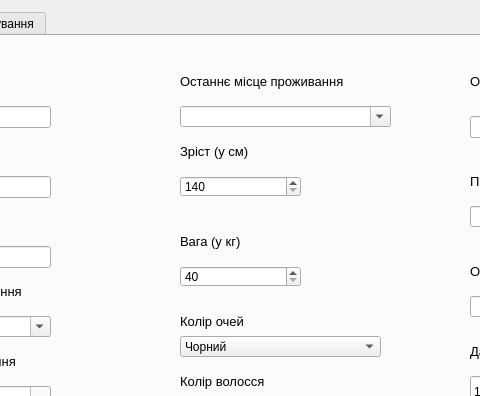
Qt form gui/criminal_manipulation.ui (ValRudyka/courseprogram) before a commit; both pictures show x 132 to 612 and y 0 to 396 of the 982 by 683 pixel window.
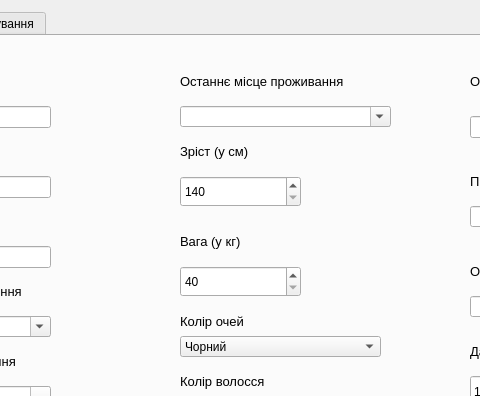
The same form after that commit. The open tabs and pages were chosen to show the change.

```diff
--- a/gui/criminal_manipulation.ui
+++ b/gui/criminal_manipulation.ui
@@ -206,7 +206,7 @@
         <x>300</x>
         <y>140</y>
         <width>121</width>
-        <height>21</height>
+        <height>31</height>
        </rect>
       </property>
       <property name="minimum">
@@ -225,7 +225,7 @@
         <x>300</x>
         <y>230</y>
         <width>121</width>
-        <height>21</height>
+        <height>31</height>
        </rect>
       </property>
       <property name="minimum">
```
Left out of the diff: 2 changed lines with no effect on the pictures.
